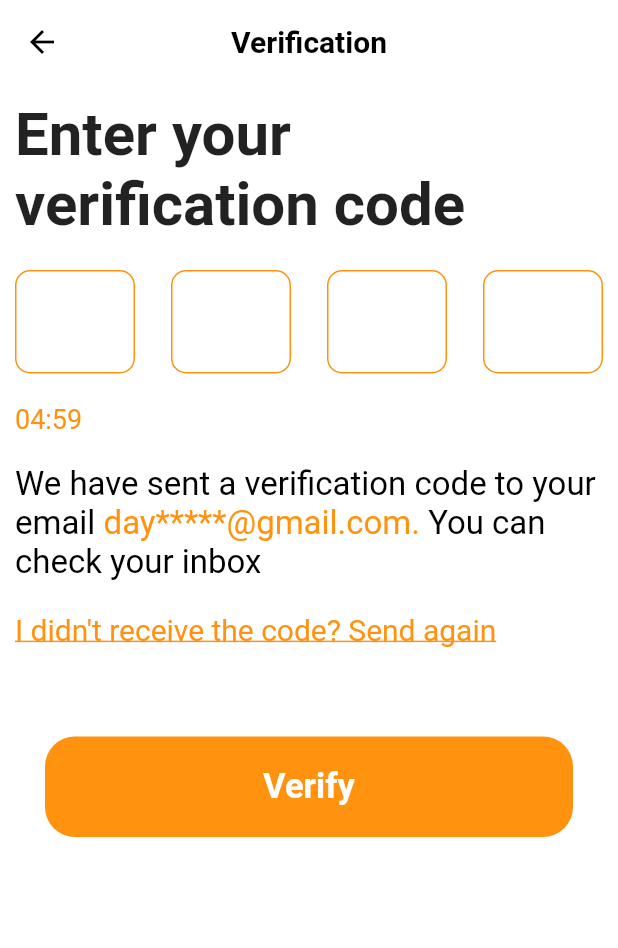
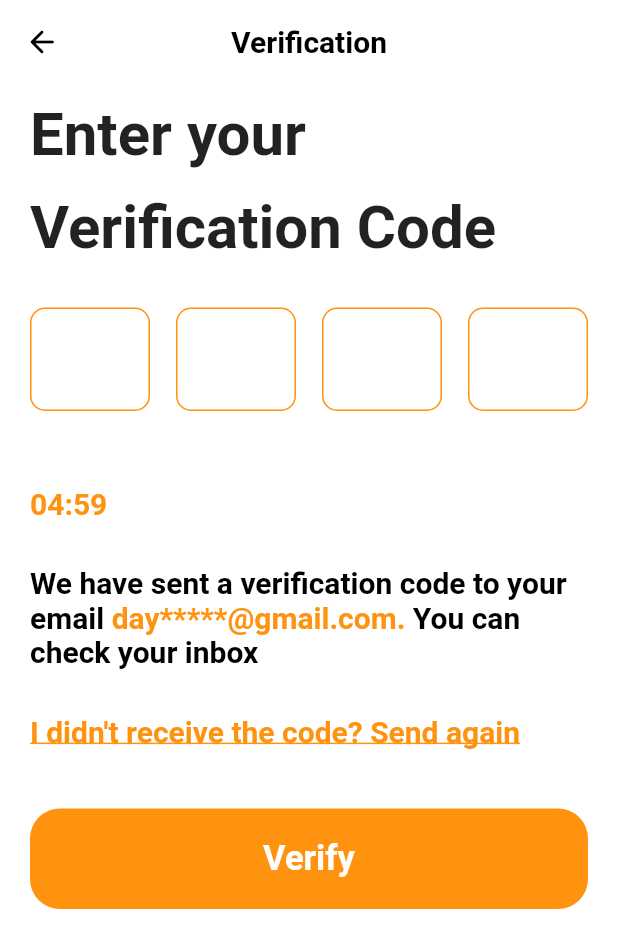
Before and after one commit to mrshanas/famasiala, a Flutter app: the OTPScreen screen opened directly, on a phone screen of 412 x 824 dp. Shown: the top 948 px of the screen. Run offline on Flutter 3.47's test engine with Material 2 defaults, Android fonts, the phone set to English and light mode, and no system bars; drawn by our look-alikes of otp_text_field; our stand-ins replace lottie.

```diff
--- a/lib/main.dart
+++ b/lib/main.dart
@@ -1,8 +1,7 @@
+import 'package:famasiala/screens/login_screen.dart';
+import 'package:famasiala/screens/otp_screen.dart';
+import 'package:famasiala/utils/constants.dart';
 import 'package:flutter/material.dart';
-
-import 'package:famasiala/screens/login_screen.dart';
-
-import 'screens/otp_screen.dart';
 
 void main() {
   runApp(const MyApp());
@@ -14,10 +13,11 @@ class MyApp extends StatelessWidget {
   // This widget is the root of your application.
   @override
   Widget build(BuildContext context) {
-    return const MaterialApp(
+    return MaterialApp(
       debugShowCheckedModeBanner: false,
       title: 'Famasiala',
-      home: OTPScreen(),
+      theme: ThemeData(primarySwatch: Colors.amber),
+      home: const LoginScreen(),
     );
   }
 }
--- a/lib/screens/home_screen.dart
+++ b/lib/screens/home_screen.dart
@@ -8,13 +8,12 @@ class HomeScreen extends StatelessWidget {
   Widget build(BuildContext context) {
     return Scaffold(
       appBar: AppBar(
-        elevation: 0.0,
         leading: const Icon(Icons.arrow_back_sharp),
         title: const Text(
           'Home screen',
         ),
         centerTitle: true,
-        backgroundColor: kPrimaryColor,
+        backgroundColor: Colors.white,
       ),
     );
   }
--- a/lib/screens/login_screen.dart
+++ b/lib/screens/login_screen.dart
@@ -1,3 +1,4 @@
+import 'package:famasiala/screens/otp_screen.dart';
 import 'package:famasiala/screens/register_screen.dart';
 import 'package:flutter/material.dart';
 import 'package:lottie/lottie.dart';
@@ -120,7 +121,7 @@ class _LoginScreenState extends State<LoginScreen> {
             onTap: () {
               Navigator.of(context).push(
                 MaterialPageRoute(
-                  builder: (context) => const HomeScreen(),
+                  builder: (context) => const OTPScreen(),
                 ),
               );
             },
--- a/lib/screens/otp_screen.dart
+++ b/lib/screens/otp_screen.dart
@@ -1,3 +1,4 @@
+import 'package:famasiala/screens/home_screen.dart';
 import 'package:flutter/material.dart';
 import 'package:otp_text_field/otp_field.dart';
 import 'package:otp_text_field/otp_field_style.dart';
@@ -13,6 +14,10 @@ class OTPScreen extends StatelessWidget {
     print("Completed: " + pin);
   }
 
+  void _onOTPChanged(String pin) {
+    print("Changed: " + pin);
+  }
+
   @override
   Widget build(BuildContext context) {
     return Scaffold(
@@ -21,9 +26,12 @@ class OTPScreen extends StatelessWidget {
         backgroundColor: Colors.white,
         centerTitle: true,
         elevation: 0,
-        leading: const Icon(
-          Icons.arrow_back_sharp,
+        leading: IconButton(
+          icon: const Icon(
+            Icons.arrow_back_rounded,
             color: Colors.black,
+          ),
+          onPressed: () {},
         ),
         title: const Text(
           'Verification',
@@ -33,28 +41,39 @@ class OTPScreen extends StatelessWidget {
           ),
         ),
       ),
-      body: Padding(
-        padding: const EdgeInsets.symmetric(horizontal: 10.0),
-        child: ListView(
+      body: SingleChildScrollView(
+        child: Column(
+          children: [
+            Padding(
+              padding: const EdgeInsets.symmetric(horizontal: 20.0),
+              child: Column(
+                crossAxisAlignment: CrossAxisAlignment.start,
                 children: [
                   const SizedBox(
                     height: 10,
                   ),
-            const Center(
-              child: Text(
-                'Enter your verification code',
+                  const Text(
+                    'Enter your',
                     style: TextStyle(
-                  fontWeight: FontWeight.bold,
+                      fontWeight: FontWeight.w600,
                       fontSize: 40,
                     ),
                   ),
+                  const SizedBox(
+                    height: 15.0,
+                  ),
+                  const Text(
+                    'Verification Code',
+                    style: TextStyle(
+                      fontWeight: FontWeight.w600,
+                      fontSize: 40,
+                    ),
                   ),
                   const SizedBox(
-              height: 20,
+                    height: 30.0,
                   ),
-            Expanded(
-              child: OTPTextField(
-                contentPadding: const EdgeInsets.all(20),
+                  OTPTextField(
+                    contentPadding: const EdgeInsets.all(20.0),
                     width: MediaQuery.of(context).size.width,
                     fieldWidth: 80,
                     style: TextStyle(
@@ -68,52 +87,77 @@ class OTPScreen extends StatelessWidget {
                     ),
                     fieldStyle: FieldStyle.box,
                     onCompleted: _onOTPComplete,
-              ),
+                    onChanged: _onOTPChanged,
+                    keyboardType: TextInputType.number,
                   ),
                   const SizedBox(
-              height: 20,
+                    height: 50,
                   ),
                   Text(
                     '04:59',
                     style: TextStyle(
                       color: kPrimaryColor,
-                fontSize: 18,
+                      fontWeight: FontWeight.w700,
+                      fontSize: 20.0,
                     ),
                   ),
                   const SizedBox(
-              height: 20,
+                    height: 30.0,
                   ),
                   RichText(
                     text: TextSpan(
                       text: 'We have sent a verification code to your email ',
                       style: const TextStyle(
                         color: Colors.black,
-                  fontSize: 22,
+                        fontWeight: FontWeight.w700,
+                        fontSize: 20.0,
                       ),
                       children: [
                         TextSpan(
                           text: 'day*****@gmail.com. ',
-                    style: TextStyle(color: kPrimaryColor),
+                          style: TextStyle(
+                            color: kPrimaryColor,
+                            fontWeight: FontWeight.w700,
+                            fontSize: 20.0,
                           ),
-                  const TextSpan(text: 'You can check your inbox '),
+                        ),
+                        const TextSpan(
+                          text: 'You can check your inbox ',
+                          style: TextStyle(
+                            fontWeight: FontWeight.w700,
+                            fontSize: 20.0,
+                          ),
+                        ),
                       ],
                     ),
                   ),
                   const SizedBox(
-              height: 20,
+                    height: 30.0,
                   ),
                   Text(
                     'I didn\'t receive the code? Send again',
                     style: TextStyle(
                       color: kPrimaryColor,
-                fontSize: 20,
+                      fontWeight: FontWeight.w700,
+                      fontSize: 20.0,
                       decoration: TextDecoration.underline,
                     ),
                   ),
+                ],
+              ),
+            ),
             const SizedBox(
-              height: 40,
+              height: 20.0,
             ),
-            CustomButton(text: 'Verify', onTap: () {})
+            CustomButton(
+                text: 'Verify',
+                onTap: () {
+                  Navigator.of(context).push(
+                    MaterialPageRoute(
+                      builder: (context) => const HomeScreen(),
+                    ),
+                  );
+                })
           ],
         ),
       ),
--- a/lib/screens/register_screen.dart
+++ b/lib/screens/register_screen.dart
@@ -110,7 +110,7 @@ class RegisterScreen extends StatelessWidget {
             onTap: () {
               Navigator.of(context).push(
                 MaterialPageRoute(
-                  builder: (context) => const HomeScreen(),
+                  builder: (context) => const LoginScreen(),
                 ),
               );
             },
```
Lines whose indentation alone changed are shown as unchanged.
